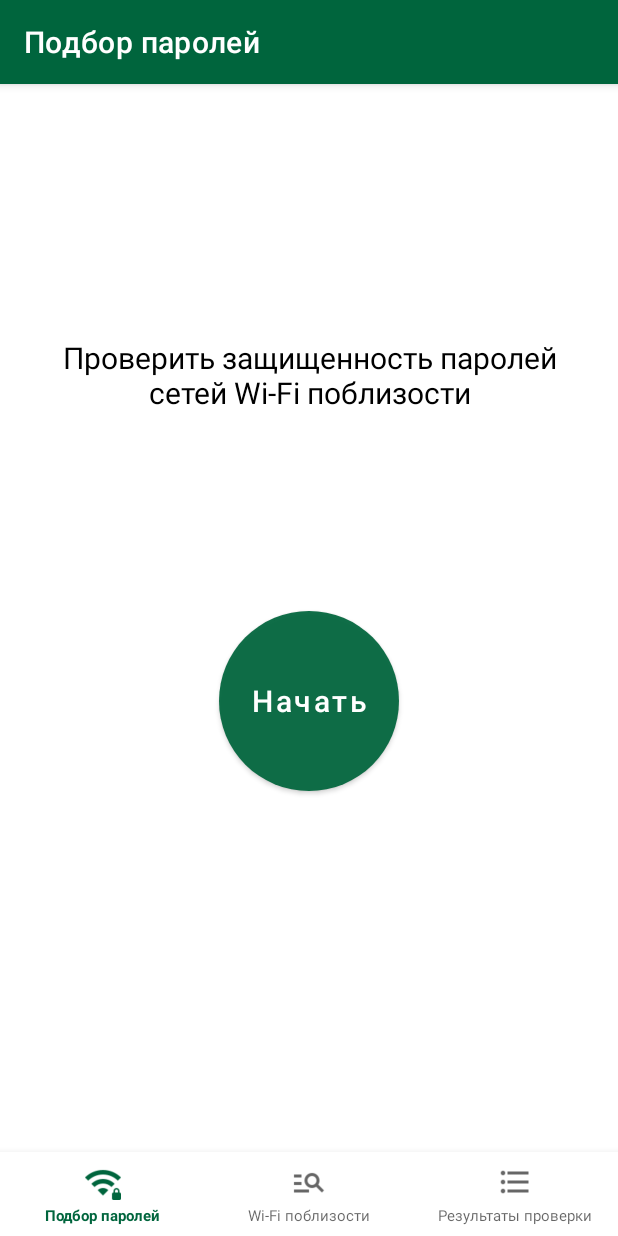
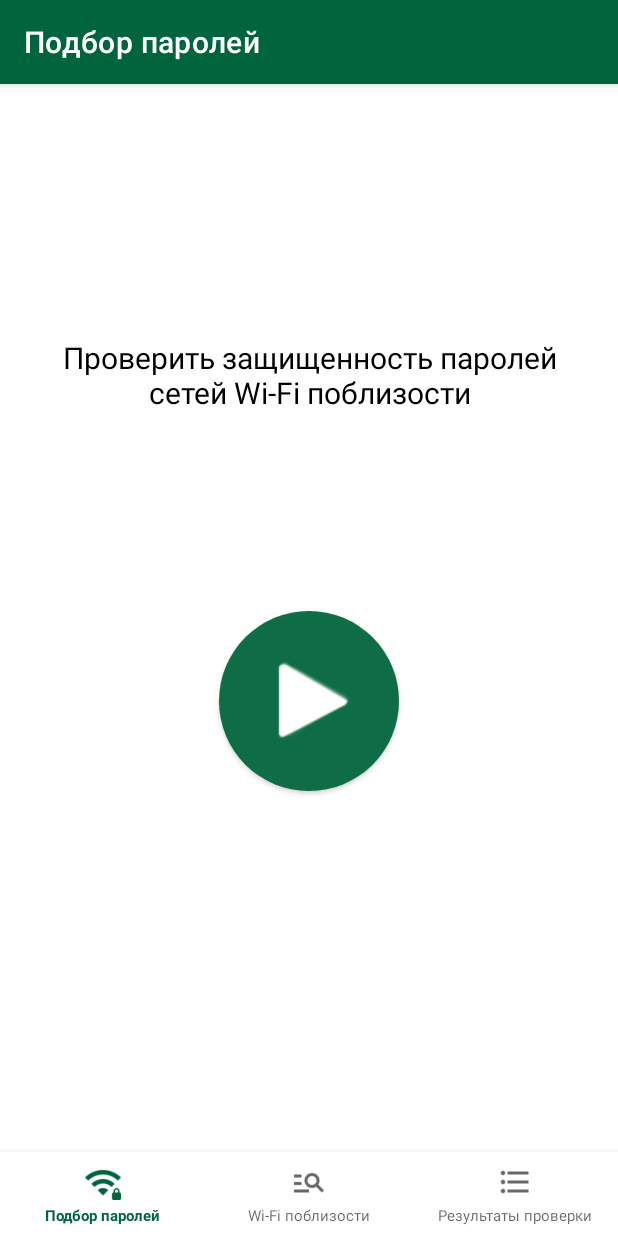
Before and after one commit to MaverickBattler/SecureWifi, an Android app: the screen it shows after launch (MainActivity), on a phone screen of 412 x 824 dp. Run offline under Robolectric (Android 15) with nearby library versions, the phone set to English and light mode, and no system bars; our stand-ins replace Room's generated code, navigation-ui.

Commit message:
Added image on connect button instead of text

```diff
--- a/app/src/main/res/layout/fragment_connect.xml
+++ b/app/src/main/res/layout/fragment_connect.xml
@@ -25,21 +25,25 @@
         app:layout_constraintStart_toStartOf="parent"
         app:layout_constraintTop_toTopOf="parent" />
 
-    <Button
+    <com.google.android.material.button.MaterialButton
         android:id="@+id/start_security_check_button"
         android:layout_width="120dp"
         android:layout_height="120dp"
         android:layout_gravity="center"
         android:layout_margin="20dp"
-        android:text="@string/start"
         android:textAllCaps="false"
         android:textSize="20sp"
+        android:paddingStart="28dp"
+        android:paddingEnd="22dp"
+        android:drawableLeft="@drawable/play"
+        android:drawableTint="@color/white"
         android:background="@drawable/rounded_button"
         app:layout_constraintVertical_bias="0.6"
         app:layout_constraintBottom_toBottomOf="parent"
         app:layout_constraintEnd_toEndOf="parent"
         app:layout_constraintStart_toStartOf="parent"
-        app:layout_constraintTop_toTopOf="parent" />
+        app:layout_constraintTop_toTopOf="parent"
+        tools:ignore="RtlHardcoded" />
 
     <ProgressBar
         android:id="@+id/attempting_connects_progressbar"
--- a/app/src/main/res/values/strings.xml
+++ b/app/src/main/res/values/strings.xml
@@ -9,12 +9,10 @@
     <string name="couldnt_find_password">По результатам быстрой проверки уязвимостей в паролях беспроводных точек доступа поблизости не обнаружено.</string>
     <string name="disconnect_from_wifi">Отключиться от Wi-fi</string>
     <string name="check_password_security">Проверить защищенность паролей сетей Wi-Fi поблизости</string>
-    <string name="start">Начать</string>
     <string name="list_of_wifi_nearby">Wi-Fi поблизости</string>
     <string name="check_of_passwords_safety">Подбор паролей</string>
     <string name="security_check_results">Результаты проверки</string>
     <string name="scan_failure">Произошла ошибка при сканировании. Подождите немного и попробуйте снова</string>
-    <string name="stop">Остановить</string>
     <string name="notification_title">SecureWifi</string>
     <string name="notification_message">Производятся попытки подключения…</string>
     <string name="signal_level">%1$d/10</string>
```
Also changed, not shown: app/src/main/java/com/practice/securewifi/view/ConnectFragment.kt (+31 -9 lines), app/src/main/res/drawable/play.png (added), app/src/main/res/drawable/stop.png (added), 1 other file.
